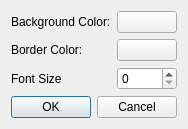
oharaucsb/Interactivepg-waffle, file interactivePG/fixes/LegendSettings.ui: the form before one commit.
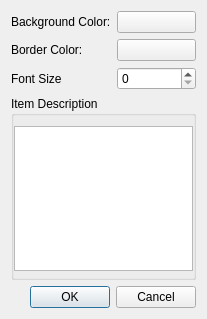
The form after the commit. Custom widgets are drawn as their Qt base class.

Commit message: Poking at customizing legend

```diff
--- a/interactivePG/fixes/LegendSettings.ui
+++ b/interactivePG/fixes/LegendSettings.ui
@@ -6,8 +6,8 @@
    <rect>
     <x>0</x>
     <y>0</y>
-    <width>174</width>
-    <height>127</height>
+    <width>207</width>
+    <height>319</height>
    </rect>
   </property>
   <property name="windowTitle">
@@ -56,6 +56,36 @@
      </item>
     </layout>
    </item>
+   <item>
+    <widget class="QGroupBox" name="groupBox">
+     <property name="title">
+      <string>Item Description</string>
+     </property>
+     <property name="flat">
+      <bool>true</bool>
+     </property>
+     <layout class="QVBoxLayout" name="verticalLayout_2">
+      <property name="leftMargin">
+       <number>0</number>
+      </property>
+      <property name="topMargin">
+       <number>10</number>
+      </property>
+      <property name="rightMargin">
+       <number>0</number>
+      </property>
+      <property name="bottomMargin">
+       <number>0</number>
+      </property>
+      <item>
+       <widget class="QTextEdit" name="teDesc"/>
+      </item>
+      <item>
+       <widget class="QWidget" name="widget" native="true"/>
+      </item>
+     </layout>
+    </widget>
+   </item>
    <item>
     <widget class="QDialogButtonBox" name="buttonBox">
      <property name="orientation">
```
The commit also changes 4 other files.
